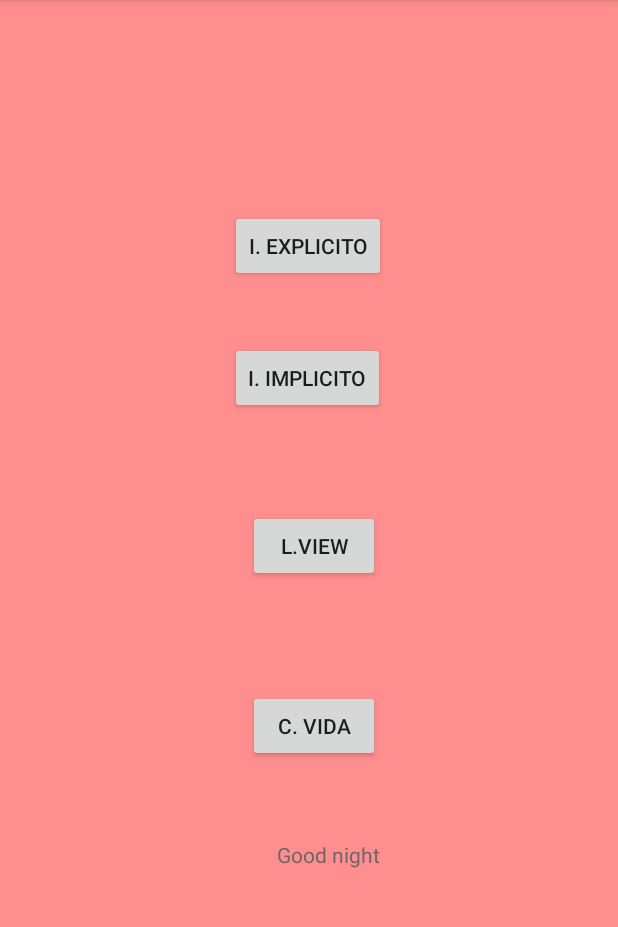
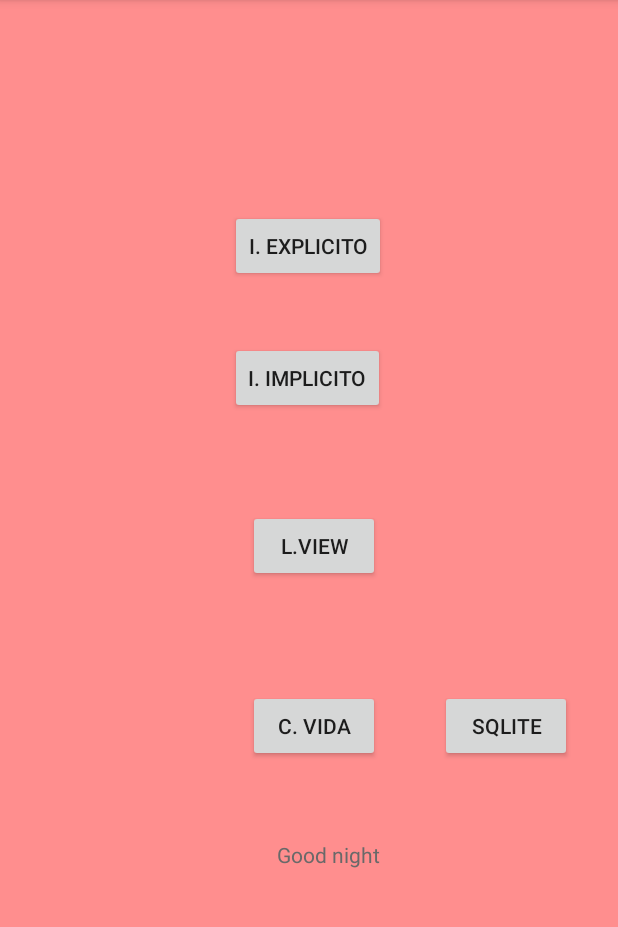
Before and after one commit to EPN-2023B-Moviles-GR2SW/mov-gr2sw-villacis-rivera-jean-pierre, an Android app built with Jetpack Compose: the screen it shows after launch (MainActivity), on a phone screen of 412 x 824 dp, the part 84-1011 px from its top. Run offline under Robolectric (Android 15) with nearby library versions, the phone set to English and light mode, and no system bars.

Commit message:
Add EBaseDatos class and update AndroidManifest.xml and MainActivity.kt

```diff
--- a/02-Android/app/src/main/AndroidManifest.xml
+++ b/02-Android/app/src/main/AndroidManifest.xml
@@ -12,6 +12,9 @@
         android:supportsRtl="true"
         android:theme="@style/Theme.AppCompat.Light"
         tools:targetApi="31">
+        <activity
+            android:name=".ECrudEntrenador"
+            android:exported="false" />
         <activity
             android:name=".CIntentExplicitoParametros"
             android:exported="false" />
--- /dev/null
+++ b/02-Android/app/src/main/java/com/example/b2023gr2sw/EBaseDatos.kt
@@ -0,0 +1,7 @@
+package com.example.b2023gr2sw
+
+class EBaseDatos {
+    companion object{
+        var tablaEntrenador: ESqliteHelperEntrenador? = null
+    }
+}
--- a/02-Android/app/src/main/java/com/example/b2023gr2sw/MainActivity.kt
+++ b/02-Android/app/src/main/java/com/example/b2023gr2sw/MainActivity.kt
@@ -31,7 +31,7 @@ class MainActivity : AppCompatActivity() {
     fun mostrarSnackbar(texto:String){
      Snackbar
          .make(
-             findViewById(R.id.id_layout_main),//view
+             findViewById(R.id.id_layou_main),//view
             texto, //texto
              Snackbar.LENGTH_LONG) //tiempo
 
@@ -64,6 +64,10 @@ class MainActivity : AppCompatActivity() {
     override fun onCreate(savedInstanceState: Bundle?) {
         super.onCreate(savedInstanceState)
         setContentView (R.layout.activity_main)
+       EBaseDatos.tablaEntrenador=ESqliteHelperEntrenador(
+           this
+       )
+
         val botonCicloVida = findViewById<Button>(btn_ciclo_vida)
         botonCicloVida
             .setOnClickListener{
@@ -93,6 +97,11 @@ class MainActivity : AppCompatActivity() {
                     CIntentExplicitoParametros::class.java)
 
             }
+        val botonSqlite = findViewById<Button>(R.id.btn_sqlite)
+        botonSqlite
+            .setOnClickListener{
+                irActividad(ECrudEntrenador::class.java)
+            }
     }
    fun abrirActividadConParametros(
        clase: Class<*>
--- a/02-Android/app/src/main/res/layout/activity_main.xml
+++ b/02-Android/app/src/main/res/layout/activity_main.xml
@@ -3,7 +3,7 @@
 <androidx.constraintlayout.widget.ConstraintLayout xmlns:android="http://schemas.android.com/apk/res/android"
     xmlns:app="http://schemas.android.com/apk/res-auto"
     xmlns:tools="http://schemas.android.com/tools"
-    android:id="@+id/id_layout_main"
+    android:id="@+id/id_layou_main"
     android:layout_width="match_parent"
     android:layout_height="match_parent"
     android:background="@color/colorBackgroud">
@@ -64,4 +64,15 @@
         app:layout_constraintEnd_toEndOf="@+id/btn_ir_list_view"
         app:layout_constraintHorizontal_bias="0.785"
         app:layout_constraintStart_toStartOf="@+id/btn_ir_list_view" />
+
+    <Button
+        android:id="@+id/btn_sqlite"
+        android:layout_width="wrap_content"
+        android:layout_height="wrap_content"
+        android:layout_marginStart="40dp"
+        android:text="Sqlite"
+        app:layout_constraintBottom_toBottomOf="@+id/btn_ciclo_vida"
+        app:layout_constraintStart_toEndOf="@+id/btn_ciclo_vida"
+        app:layout_constraintTop_toTopOf="@+id/btn_ciclo_vida"
+        app:layout_constraintVertical_bias="0.0" />
 </androidx.constraintlayout.widget.ConstraintLayout>
```
Also changed, not shown: 02-Android/app/src/main/java/com/example/b2023gr2sw/ECrudEntrenador.kt (added, +31 -0 lines), 02-Android/app/src/main/java/com/example/b2023gr2sw/ESqliteHelperEntrenador.kt (+31 -1 lines), 02-Android/app/src/main/res/layout/activity_ecrud_entrenador.xml (added, +86 -0 lines).
